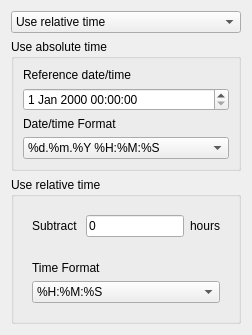
lutraconsulting/qgis-crayfish-plugin, file crayfish/ui/crayfish_viewer_time_options_dialog_widget.ui: the form before one commit.
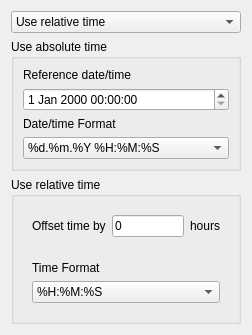
The form after the commit.

What changed in the file:
```diff
--- a/crayfish/ui/crayfish_viewer_time_options_dialog_widget.ui
+++ b/crayfish/ui/crayfish_viewer_time_options_dialog_widget.ui
@@ -148,7 +148,7 @@
          <item>
           <widget class="QLabel" name="label_2">
            <property name="text">
-            <string>Subtract </string>
+            <string>Offset time by</string>
            </property>
           </widget>
          </item>
```
Left out of the diff: 2 changed lines with no effect on the pictures.
